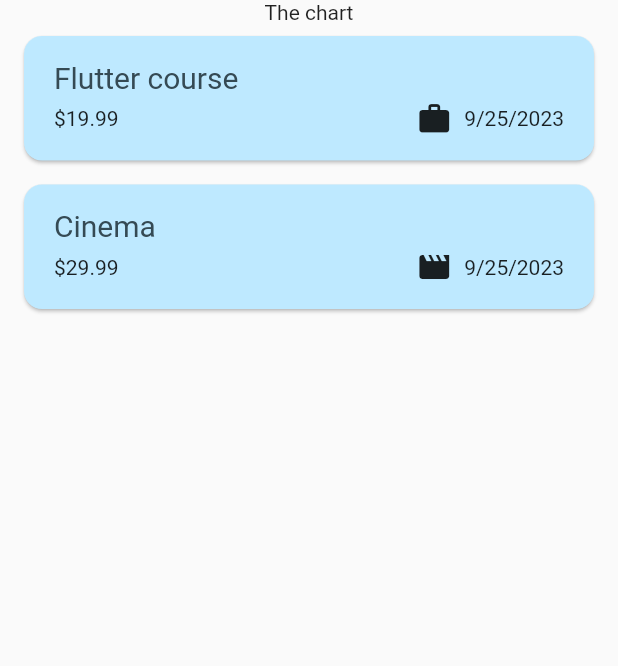
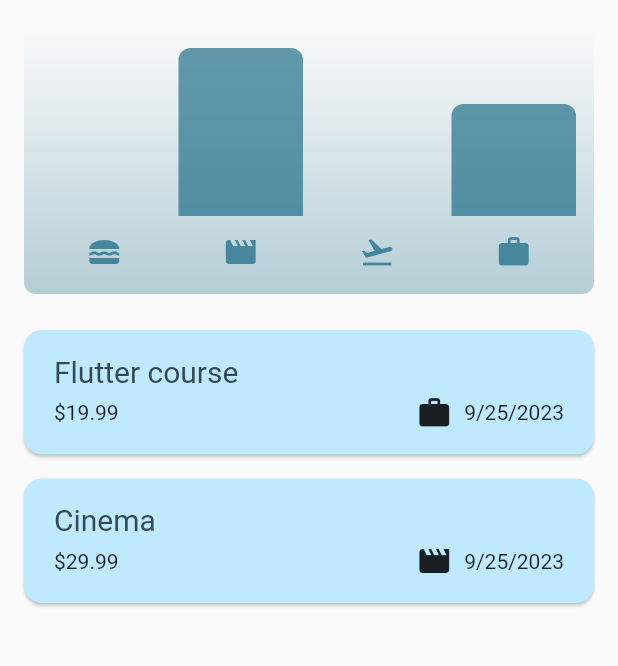
Before and after one commit to shariar99/Todo_apps_in_flutter, a Flutter app: the screen it shows after launch, on a phone screen of 412 x 824 dp, the part 84-750 px from its top. Run offline on Flutter 3.47's test engine with Material 2 defaults, Android fonts, the phone set to English and light mode, and no system bars; missing offline and left inert: dart:ffi.

Commit message:
add chart

```diff
--- a/lib/expenses.dart
+++ b/lib/expenses.dart
@@ -1,4 +1,7 @@
+import 'dart:ffi';
+
 import 'package:flutter/material.dart';
+import 'package:todo/widgets/chart/chart.dart';
 import 'package:todo/widgets/new_expense.dart';
 import 'package:todo/widgets/widgets_list/expenses_list.dart';
 import 'package:todo/models/expense.dart';
@@ -85,7 +88,7 @@ class _ExpensesState extends State<Expenses> {
       ),
       body: Column(
         children: [
-          const Text('The chart'),
+          Chart(expenses: _regesterdExpenses),
           Expanded(
             child: mainContent,
           ),
--- a/lib/models/expense.dart
+++ b/lib/models/expense.dart
@@ -6,12 +6,12 @@ final formatter = DateFormat.yMd();
 const uuid = Uuid();
 
 enum Category { food, travel, leisure, work }
+
 const categoryIcons = {
-  Category.food:Icons.lunch_dining,
-  Category.travel:Icons.flight_takeoff,
-  Category.leisure:Icons.movie,
-  Category.work:Icons.work,
-
+  Category.food: Icons.lunch_dining,
+  Category.travel: Icons.flight_takeoff,
+  Category.leisure: Icons.movie,
+  Category.work: Icons.work,
 };
 
 class Expense {
@@ -28,8 +28,31 @@ class Expense {
   final DateTime date;
   final Category category;
 
-  String get formattedDAte{
+  String get formattedDAte {
     return formatter.format(date);
   }
+}
 
+class ExpenseBucket {
+  const ExpenseBucket({
+    required this.category,
+    required this.expenses,
+  });
+
+  ExpenseBucket.forCategory(List<Expense> allExpense, this.category)
+      : expenses = allExpense
+            .where((expense) => expense.category == category)
+            .toList();
+
+  final Category category;
+  final List<Expense> expenses;
+
+  double get totalExpense {
+    double sum = 0;
+
+    for (final expense in expenses) {
+      sum += expense.amount;
+    }
+    return sum;
+  }
 }
--- /dev/null
+++ b/lib/widgets/chart/chart.dart
@@ -0,0 +1,94 @@
+import 'package:flutter/material.dart';
+import 'package:todo/models/expense.dart';
+import 'package:todo/widgets/chart/chart_bar.dart';
+
+class Chart extends StatelessWidget {
+  const Chart({super.key, required this.expenses});
+
+  final List<Expense> expenses;
+
+  List<ExpenseBucket> get buckets {
+    return [
+      ExpenseBucket.forCategory(expenses, Category.food),
+      ExpenseBucket.forCategory(expenses, Category.leisure),
+      ExpenseBucket.forCategory(expenses, Category.travel),
+      ExpenseBucket.forCategory(expenses, Category.work),
+    ];
+  }
+
+  double get maxTotalExpense {
+    double maxTotalExpense = 0;
+
+    for (final bucket in buckets) {
+      if (bucket.totalExpense > maxTotalExpense) {
+        maxTotalExpense = bucket.totalExpense;
+      }
+    }
+
+    return maxTotalExpense;
+  }
+
+  @override
+  Widget build(BuildContext context) {
+    final isDarkMode =
+        MediaQuery.of(context).platformBrightness == Brightness.dark;
+    return Container(
+      margin: const EdgeInsets.all(16),
+      padding: const EdgeInsets.symmetric(
+        vertical: 16,
+        horizontal: 8,
+      ),
+      width: double.infinity,
+      height: 180,
+      decoration: BoxDecoration(
+        borderRadius: BorderRadius.circular(8),
+        gradient: LinearGradient(
+          colors: [
+            Theme.of(context).colorScheme.primary.withOpacity(0.3),
+            Theme.of(context).colorScheme.primary.withOpacity(0.0)
+          ],
+          begin: Alignment.bottomCenter,
+          end: Alignment.topCenter,
+        ),
+      ),
+      child: Column(
+        children: [
+          Expanded(
+            child: Row(
+              crossAxisAlignment: CrossAxisAlignment.end,
+              children: [
+                for (final bucket in buckets) // alternative to map()
+                  ChartBar(
+                    fill: bucket.totalExpense == 0
+                        ? 0
+                        : bucket.totalExpense / maxTotalExpense,
+                  )
+              ],
+            ),
+          ),
+          const SizedBox(height: 12),
+          Row(
+            children: buckets
+                .map(
+                  (bucket) => Expanded(
+                child: Padding(
+                  padding: const EdgeInsets.symmetric(horizontal: 4),
+                  child: Icon(
+                    categoryIcons[bucket.category],
+                    color: isDarkMode
+                        ? Theme.of(context).colorScheme.secondary
+                        : Theme.of(context)
+                        .colorScheme
+                        .primary
+                        .withOpacity(0.7),
+                  ),
+                ),
+              ),
+            )
+                .toList(),
+          )
+        ],
+      ),
+    );
+  }
+}
--- /dev/null
+++ b/lib/widgets/chart/chart_bar.dart
@@ -0,0 +1,34 @@
+import 'package:flutter/material.dart';
+
+class ChartBar extends StatelessWidget {
+  const ChartBar({
+    super.key,
+    required this.fill,
+  });
+
+  final double fill;
+
+  @override
+  Widget build(BuildContext context) {
+    final isDarkMode =
+        MediaQuery.of(context).platformBrightness == Brightness.dark;
+    return Expanded(
+      child: Padding(
+        padding: const EdgeInsets.symmetric(horizontal: 4),
+        child: FractionallySizedBox(
+          heightFactor: fill,
+          child: DecoratedBox(
+            decoration: BoxDecoration(
+              shape: BoxShape.rectangle,
+              borderRadius:
+              const BorderRadius.vertical(top: Radius.circular(8)),
+              color: isDarkMode
+                  ? Theme.of(context).colorScheme.secondary
+                  : Theme.of(context).colorScheme.primary.withOpacity(0.65),
+            ),
+          ),
+        ),
+      ),
+    );
+  }
+}
```
